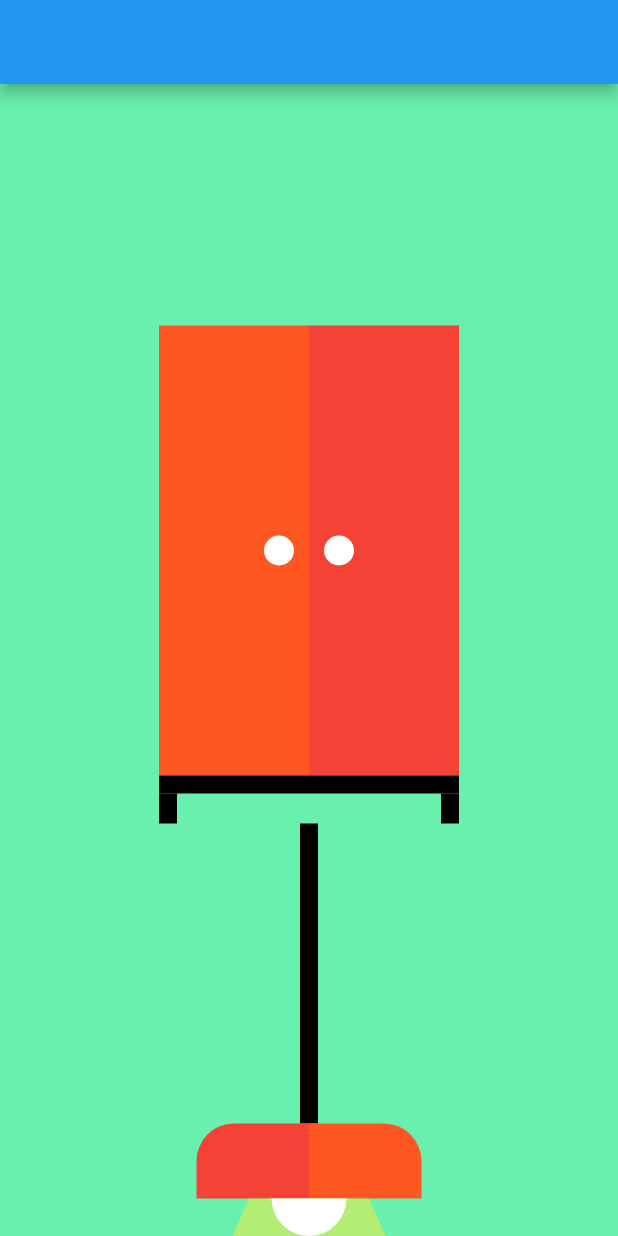
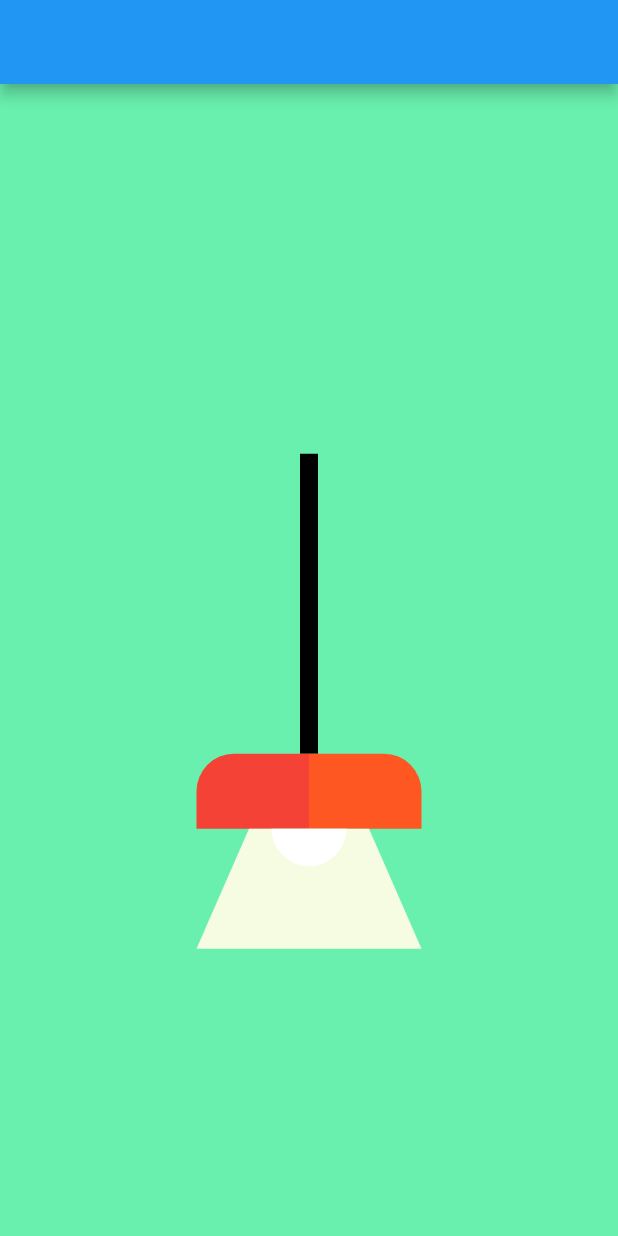
Before and after one commit to arunkumarchauhan/flutter_staggered_animation, a Flutter app: the screen it shows after launch, on a phone screen of 412 x 824 dp. Run offline on Flutter 3.47's test engine with Material 2 defaults, Android fonts, the phone set to English and light mode, and no system bars.

Commit message:
animation challenge done

```diff
--- a/lib/pages/animation_home_page.dart
+++ b/lib/pages/animation_home_page.dart
@@ -1,8 +1,8 @@
 import 'package:flutter/material.dart';
-import 'package:flutter/src/foundation/key.dart';
-import 'package:flutter/src/widgets/framework.dart';
 import 'package:staggered_animation_example/widgets/cupboard.dart';
 import 'package:staggered_animation_example/widgets/light_bulb_widget.dart';
+import 'package:staggered_animation_example/widgets/light_with_rod_widget.dart';
+import 'package:staggered_animation_example/widgets/table_widget.dart';
 
 class AnimationHomePage extends StatefulWidget {
   const AnimationHomePage({Key? key}) : super(key: key);
@@ -15,51 +15,99 @@ class _AnimationHomePageState extends State<AnimationHomePage>
     with SingleTickerProviderStateMixin {
   late AnimationController _animationController;
 
-  late Animation<double> _heightAnime;
-  late Animation<double> _rotateAnime;
-  late Tween<double> height1Tween;
-  late Tween<double> height2Tween;
-  late Tween<double> height3Tween;
-  late TweenSequence<double> heightTweenSequence;
-
+  late Animation<double> _cupboardHeightAnime;
+  late Animation<double> _cupboardRotateAnime;
+  // late Tween<double> _cupboardHeight1Tween;
+  // late Tween<double> _cupboardHeight2Tween;
+  // late Tween<double> _cupboardHeight3Tween;
+  // late TweenSequence<double> _cupboardHeightTweenSequence;
+  late Animation<Color?> _lightBulbColorAnim;
+  late Animation<double> _rotateLightBulbAnime;
+  late final Animation<double> _lightFadeAnime;
+  late final Animation<double> _cupboardFadeAnime;
+  late final Animation<double> _tableHeightAnmation;
+  late Animation<double> _tableRotateAnime;
+  late final Animation<double> _tableFadeAnime;
+  bool _isDrawer = true;
   @override
   void initState() {
     super.initState();
     _animationController =
         AnimationController(duration: const Duration(seconds: 10), vsync: this);
-    height1Tween = Tween<double>(
-      begin: 200,
-      end: 300,
-    );
 
-    height2Tween = Tween<double>(
-      begin: 300,
-      end: 280,
-    );
-    height3Tween = Tween<double>(
-      begin: 280,
-      end: 300,
-    );
-    heightTweenSequence = TweenSequence([
-      TweenSequenceItem(tween: height1Tween, weight: 2),
-      TweenSequenceItem(tween: height2Tween, weight: 2),
-      TweenSequenceItem(tween: height3Tween, weight: 1),
-    ]);
+    // CupBoard Animation
+    //=================================================================//
 
-    _heightAnime = heightTweenSequence.animate(
+    _cupboardHeightAnime = cupboardHeightTweenSequence.animate(
       CurvedAnimation(
         parent: _animationController,
-        curve: const Interval(0.0, 0.3, curve: Curves.bounceIn),
+        curve: const Interval(0.0, 0.25, curve: Curves.bounceIn),
       ),
     );
-    _rotateAnime = CurvedAnimation(
+    _cupboardRotateAnime = CurvedAnimation(
       parent: _animationController,
       curve: const Interval(
-        0.7,
-        1.0,
+        0.25,
+        0.3,
         curve: Curves.elasticInOut,
       ),
     );
+
+    _cupboardFadeAnime = CurvedAnimation(
+      parent: _animationController,
+      curve: const Interval(0.25, 0.3, curve: Curves.easeIn),
+    );
+
+//Table Animation
+//=================================================================//
+
+    _tableHeightAnmation = tableHeightTweenSequence.animate(
+      CurvedAnimation(
+        parent: _animationController,
+        curve: const Interval(0.3, 0.55, curve: Curves.bounceIn),
+      ),
+    );
+    _tableRotateAnime = CurvedAnimation(
+      parent: _animationController,
+      curve: const Interval(
+        0.55,
+        0.6,
+        curve: Curves.elasticInOut,
+      ),
+    );
+
+    _tableFadeAnime = CurvedAnimation(
+      parent: _animationController,
+      curve: const Interval(0.55, 0.6, curve: Curves.easeIn),
+    );
+
+    //=================================================================//
+    // Light-Bulb Animation
+    _lightBulbColorAnim = bgColor.animate(CurvedAnimation(
+        parent: _animationController,
+        curve: const Interval(0.6, 0.9, curve: Curves.easeIn)));
+
+    _rotateLightBulbAnime = CurvedAnimation(
+      parent: _animationController,
+      curve: const Interval(
+        0.9,
+        1,
+        curve: Curves.elasticInOut,
+      ),
+    );
+
+    _lightFadeAnime = CurvedAnimation(
+      parent: _animationController,
+      curve: const Interval(0.9, 1, curve: Curves.easeIn),
+    );
+
+    _animationController.addListener(() {
+      if (mounted) {
+        setState(() {});
+      }
+    });
+
+    _animationController.repeat();
   }
 
   @override
@@ -74,42 +122,27 @@ class _AnimationHomePageState extends State<AnimationHomePage>
       appBar: AppBar(),
       body: Center(
         child: Column(
-          mainAxisAlignment: MainAxisAlignment.end,
+          mainAxisAlignment: MainAxisAlignment.center,
           children: [
-            const CupBoard(),
-            SizedBox(
-              width: 200,
-              child: Column(
-                crossAxisAlignment: CrossAxisAlignment.center,
-                children: [
-                  Container(
-                    width: 12,
-                    height: 200,
-                    color: Colors.black,
-                  ),
-                  Container(
-                    width: 150,
-                    height: 50,
-                    decoration: const BoxDecoration(
-                      borderRadius: BorderRadius.only(
-                        topLeft: Radius.circular(25),
-                        topRight: Radius.circular(25),
-                      ),
-                      gradient: LinearGradient(
-                        stops: [0, 0.5, 0.5, 1],
-                        colors: [
-                          Colors.red,
-                          Colors.red,
-                          Colors.deepOrange,
-                          Colors.deepOrange
-                        ],
-                      ),
-                    ),
-                  ),
-                  LightBulbWidget()
-                ],
+            if (_animationController.value > 0.6 &&
+                _animationController.value <= 1)
+              LightWithRodWidget(
+                animationController: _animationController,
+                colorAnim: _lightBulbColorAnim,
+                rotationAnime: _rotateLightBulbAnime,
+                lightFadeAnime: _lightFadeAnime,
               ),
-            )
+            if (_animationController.value >= 0 &&
+                _animationController.value <= 0.3)
+              CupBoard(_animationController, _cupboardHeightAnime,
+                  _cupboardRotateAnime, _cupboardFadeAnime),
+            if (_animationController.value > 0.3 &&
+                _animationController.value <= 0.6)
+              TableWidget(
+                fadeAnimation: _tableFadeAnime,
+                heightAnimation: _tableHeightAnmation,
+                rotationAnimation: _tableRotateAnime,
+              )
           ],
         ),
       ),
--- a/lib/widgets/cupboard.dart
+++ b/lib/widgets/cupboard.dart
@@ -1,89 +1,25 @@
 import 'package:flutter/material.dart';
 import 'dart:math' as math;
 
-class CupBoard extends StatefulWidget {
-  const CupBoard({
+class CupBoard extends StatelessWidget {
+  const CupBoard(
+    this._animationController,
+    this._heightAnime,
+    this._rotateAnime,
+    this._cupboardAnime, {
     Key? key,
   }) : super(key: key);
 
-  @override
-  State<CupBoard> createState() => _CupBoardState();
-}
-
-class _CupBoardState extends State<CupBoard> with TickerProviderStateMixin {
-  late AnimationController _animationController;
-  late Animation<double> _heightAnime;
-  late Animation<double> _rotateAnime;
-  late Tween<double> height1Tween;
-  late Tween<double> height2Tween;
-  late Tween<double> height3Tween;
-
-  late TweenSequence<double> heightTweenSequence;
-
-  @override
-  void initState() {
-    super.initState();
-    height1Tween = Tween<double>(
-      begin: 200,
-      end: 300,
-    );
-
-    height2Tween = Tween<double>(
-      begin: 300,
-      end: 280,
-    );
-    height3Tween = Tween<double>(
-      begin: 280,
-      end: 300,
-    );
-    heightTweenSequence = TweenSequence([
-      TweenSequenceItem(tween: height1Tween, weight: 2),
-      TweenSequenceItem(tween: height2Tween, weight: 2),
-      TweenSequenceItem(tween: height3Tween, weight: 1),
-    ]);
-    _animationController =
-        AnimationController(duration: const Duration(seconds: 5), vsync: this);
-    _heightAnime = heightTweenSequence.animate(
-      CurvedAnimation(
-        parent: _animationController,
-        curve: const Interval(0.0, 0.7, curve: Curves.bounceIn),
-      ),
-    );
-
-    // _rotateAnime = rotateTweenSequence.animate(
-    //   CurvedAnimation(
-    //     parent: _animationController,
-    //     curve: const Interval(
-    //       0.7,
-    //       1.0,
-    //       curve: Curves.elasticInOut,
-    //     ),
-    //   ),
-    // );
-
-    _rotateAnime = CurvedAnimation(
-      parent: _animationController,
-      curve: const Interval(
-        0.7,
-        1.0,
-        curve: Curves.elasticInOut,
-      ),
-    );
-
-    _animationController.forward();
-  }
-
-  @override
-  void dispose() {
-    _animationController.dispose();
-
-    super.dispose();
-  }
-
+  final Animation<double> _rotateAnime;
+  final AnimationController _animationController;
+  final Animation<double> _heightAnime;
+  final Animation<double> _cupboardAnime;
   @override
   Widget build(BuildContext context) {
     return RotationTransition(
       turns: _rotateAnime,
+      child: Opacity(
+        opacity: 1 - _cupboardAnime.value,
         child: SizedBox(
           width: 200,
           child: Column(
@@ -148,9 +84,29 @@ class _CupBoardState extends State<CupBoard> with TickerProviderStateMixin {
             ],
           ),
         ),
+      ),
     );
   }
 }
+
+final _cupboardHeight1Tween = Tween<double>(
+  begin: 200,
+  end: 300,
+);
+
+final _cupboardHeight2Tween = Tween<double>(
+  begin: 300,
+  end: 280,
+);
+final _cupboardHeight3Tween = Tween<double>(
+  begin: 280,
+  end: 300,
+);
+final cupboardHeightTweenSequence = TweenSequence([
+  TweenSequenceItem(tween: _cupboardHeight1Tween, weight: 2),
+  TweenSequenceItem(tween: _cupboardHeight2Tween, weight: 2),
+  TweenSequenceItem(tween: _cupboardHeight3Tween, weight: 1),
+]);
 
 final rotateTweenSequence = TweenSequence([
   TweenSequenceItem(
--- a/lib/widgets/light_bulb_widget.dart
+++ b/lib/widgets/light_bulb_widget.dart
@@ -1,38 +1,14 @@
 import 'package:flutter/material.dart';
 import 'package:staggered_animation_example/widgets/light_painter.dart';
 
-class LightBulbWidget extends StatefulWidget {
-  const LightBulbWidget({
+class LightBulbWidget extends StatelessWidget {
+  const LightBulbWidget(
+    this._animationController,
+    this._colorAnim, {
     Key? key,
   }) : super(key: key);
-
-  @override
-  State<LightBulbWidget> createState() => _LightBulbWidgetState();
-}
-
-class _LightBulbWidgetState extends State<LightBulbWidget>
-    with SingleTickerProviderStateMixin {
-  late AnimationController _animationController;
-  late Animation<Color?> _colorAnim;
-
-  @override
-  void initState() {
-    super.initState();
-    _animationController =
-        AnimationController(duration: const Duration(seconds: 2), vsync: this);
-
-    _colorAnim = bgColor.animate(CurvedAnimation(
-        parent: _animationController,
-        curve: const Interval(0.0, 0.7, curve: Curves.easeIn)));
-
-    _animationController.forward();
-  }
-
-  @override
-  void dispose() {
-    _animationController.dispose();
-    super.dispose();
-  }
+  final AnimationController _animationController;
+  final Animation<Color?> _colorAnim;
 
   @override
   Widget build(BuildContext context) {
--- /dev/null
+++ b/lib/widgets/light_with_rod_widget.dart
@@ -0,0 +1,63 @@
+import 'package:flutter/material.dart';
+import 'package:staggered_animation_example/widgets/light_bulb_widget.dart';
+import 'dart:math' as math;
+
+class LightWithRodWidget extends StatelessWidget {
+  const LightWithRodWidget({
+    Key? key,
+    required AnimationController animationController,
+    required Animation<Color?> colorAnim,
+    required this.rotationAnime,
+    required this.lightFadeAnime,
+  })  : _animationController = animationController,
+        _colorAnim = colorAnim,
+        super(key: key);
+
+  final AnimationController _animationController;
+  final Animation<Color?> _colorAnim;
+  final Animation<double> rotationAnime;
+  final Animation<double> lightFadeAnime;
+
+  @override
+  Widget build(BuildContext context) {
+    return Transform.rotate(
+      angle: rotationAnime.value * math.pi * 2,
+      child: Opacity(
+        opacity: 1 - lightFadeAnime.value,
+        child: SizedBox(
+          width: 200,
+          child: Column(
+            crossAxisAlignment: CrossAxisAlignment.center,
+            children: [
+              Container(
+                width: 12,
+                height: 200,
+                color: Colors.black,
+              ),
+              Container(
+                width: 150,
+                height: 50,
+                decoration: const BoxDecoration(
+                  borderRadius: BorderRadius.only(
+                    topLeft: Radius.circular(25),
+                    topRight: Radius.circular(25),
+                  ),
+                  gradient: LinearGradient(
+                    stops: [0, 0.5, 0.5, 1],
+                    colors: [
+                      Colors.red,
+                      Colors.red,
+                      Colors.deepOrange,
+                      Colors.deepOrange
+                    ],
+                  ),
+                ),
+              ),
+              LightBulbWidget(_animationController, _colorAnim)
+            ],
+          ),
+        ),
+      ),
+    );
+  }
+}
--- /dev/null
+++ b/lib/widgets/table_widget.dart
@@ -0,0 +1,76 @@
+import 'package:flutter/material.dart';
+
+class TableWidget extends StatelessWidget {
+  const TableWidget({
+    required this.fadeAnimation,
+    required this.heightAnimation,
+    required this.rotationAnimation,
+    Key? key,
+  }) : super(key: key);
+  final Animation<double> heightAnimation;
+  final Animation<double> rotationAnimation;
+  final Animation<double> fadeAnimation;
+  @override
+  Widget build(BuildContext context) {
+    return RotationTransition(
+      turns: rotationAnimation,
+      child: Opacity(
+        opacity: 1 - fadeAnimation.value,
+        child: SizedBox(
+          width: 250,
+          child: Column(
+            mainAxisSize: MainAxisSize.min,
+            children: [
+              Container(width: 250, height: 15, color: Colors.black),
+              Container(
+                width: 200,
+                height: 50,
+                decoration: const BoxDecoration(
+                  color: Colors.black,
+                  gradient: LinearGradient(colors: [
+                    Colors.deepOrange,
+                    Colors.deepOrange,
+                    Colors.red,
+                    Colors.red
+                  ], stops: [
+                    0,
+                    0.5,
+                    0.5,
+                    1
+                  ]),
+                ),
+                child: Row(
+                  mainAxisAlignment: MainAxisAlignment.center,
+                  children: const [
+                    CircleAvatar(
+                      radius: 10,
+                      backgroundColor: Colors.white,
+                    ),
+                  ],
+                ),
+              ),
+              Row(
+                mainAxisAlignment: MainAxisAlignment.spaceAround,
+                children: [
+                  Container(
+                      height: heightAnimation.value,
+                      width: 15,
+                      color: Colors.black),
+                  Container(
+                      height: heightAnimation.value,
+                      width: 15,
+                      color: Colors.black)
+                ],
+              )
+            ],
+          ),
+        ),
+      ),
+    );
+  }
+}
+
+final tableHeightTweenSequence = TweenSequence([
+  TweenSequenceItem(tween: Tween<double>(begin: 130, end: 160), weight: 1),
+  TweenSequenceItem(tween: Tween<double>(begin: 150, end: 120), weight: 1),
+]);
```
Lines whose indentation alone changed are shown as unchanged.
